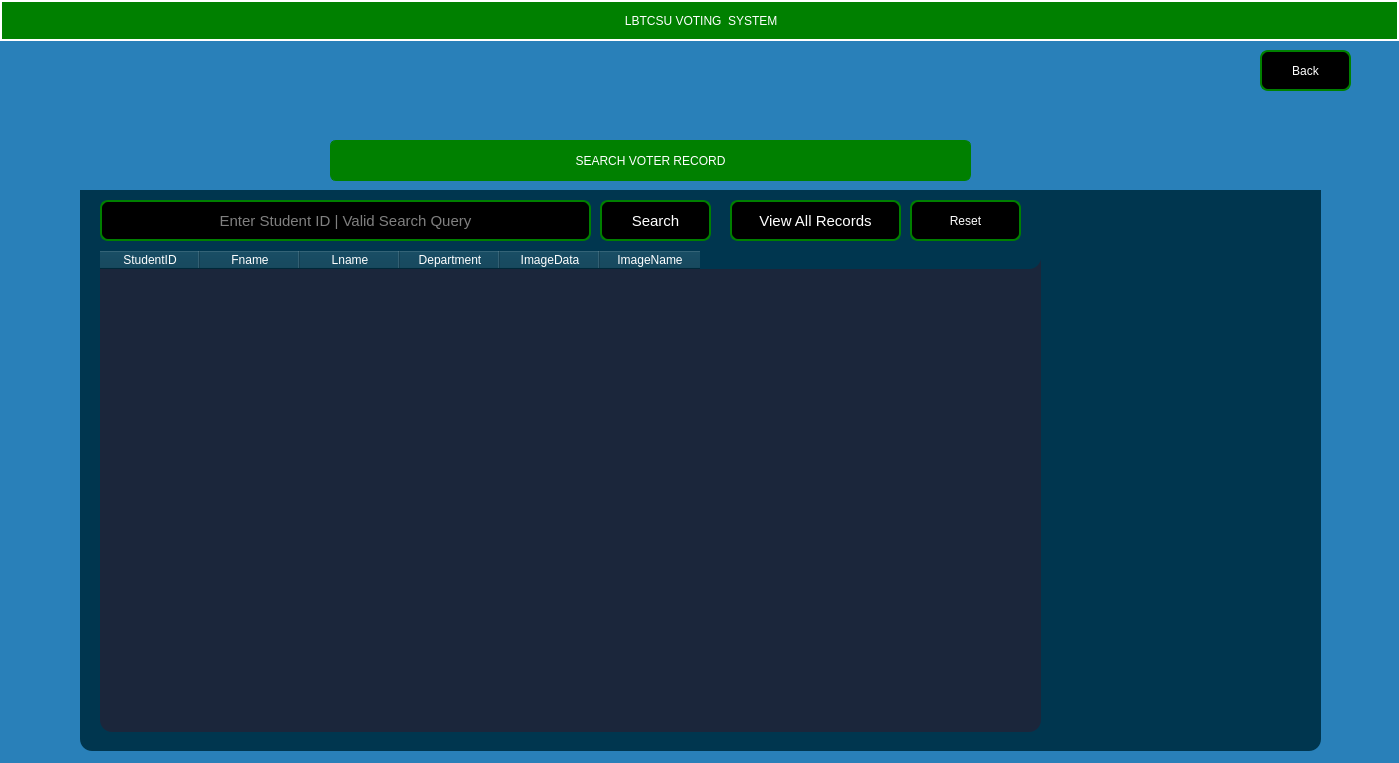
This is voterrecords.ui in Rabsoninnora/LBTCSU as Qt 5 draws it before an edit. The edited form follows.
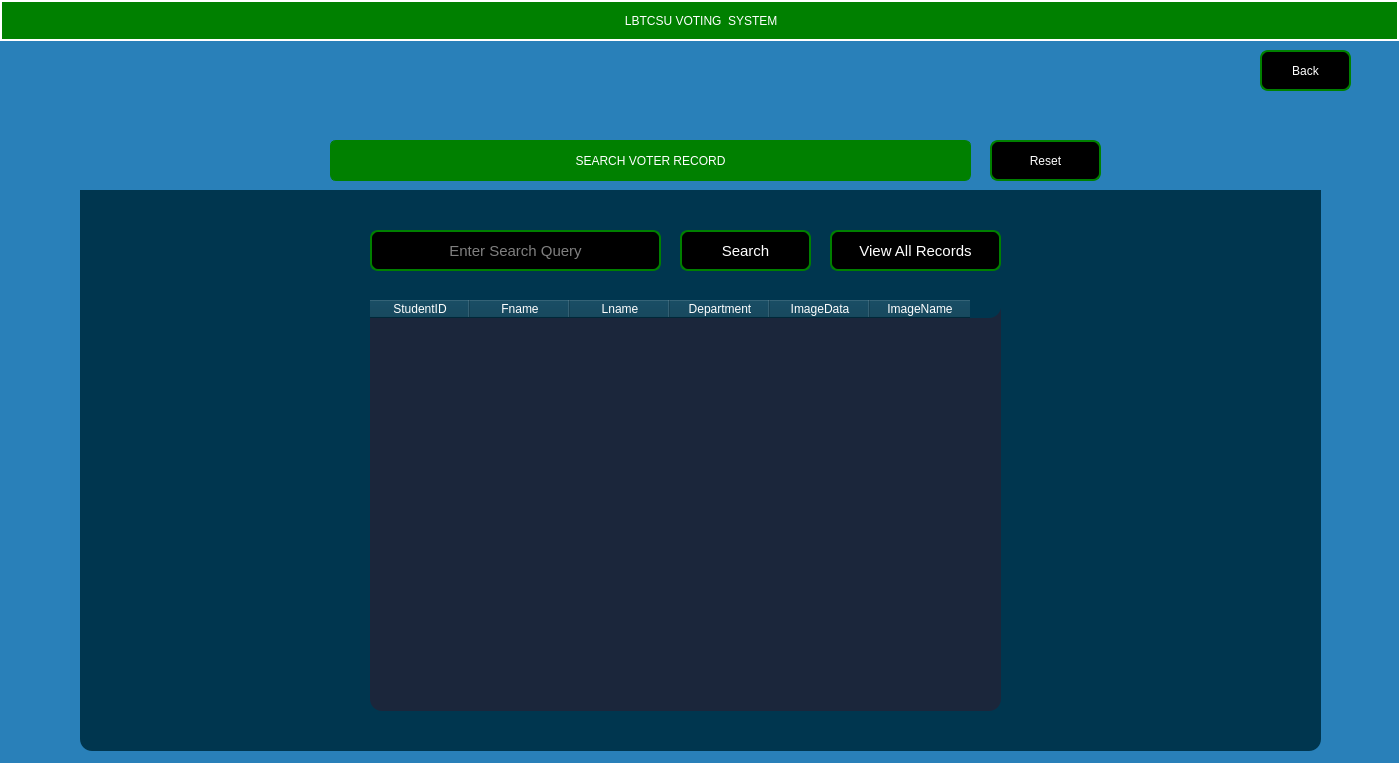
This is the edited form. Icons and pictures are not drawn.

```diff
--- a/voterrecords.ui
+++ b/voterrecords.ui
@@ -158,9 +158,9 @@
    <widget class="QPushButton" name="btn_search_voter">
     <property name="geometry">
      <rect>
-      <x>520</x>
-      <y>10</y>
-      <width>111</width>
+      <x>600</x>
+      <y>40</y>
+      <width>131</width>
       <height>41</height>
      </rect>
     </property>
@@ -196,9 +196,9 @@
    <widget class="QLineEdit" name="txt_Search_Voter">
     <property name="geometry">
      <rect>
-      <x>20</x>
-      <y>10</y>
-      <width>491</width>
+      <x>290</x>
+      <y>40</y>
+      <width>291</width>
       <height>41</height>
      </rect>
     </property>
@@ -228,14 +228,14 @@
      <set>Qt::AlignmentFlag::AlignCenter</set>
     </property>
     <property name="placeholderText">
-     <string>Enter Student ID | Valid Search Query</string>
+     <string>Enter Search Query</string>
     </property>
    </widget>
    <widget class="QPushButton" name="btn_voter_view">
     <property name="geometry">
      <rect>
-      <x>650</x>
-      <y>10</y>
+      <x>750</x>
+      <y>40</y>
       <width>171</width>
       <height>41</height>
      </rect>
@@ -269,44 +269,13 @@
      <bool>true</bool>
     </property>
    </widget>
-   <widget class="QPushButton" name="btn_Reset_Voter">
-    <property name="geometry">
-     <rect>
-      <x>830</x>
-      <y>10</y>
-      <width>111</width>
-      <height>41</height>
-     </rect>
-    </property>
-    <property name="styleSheet">
-     <string notr="true">   
-QPushButton{
-                    color: rgb(255, 255, 255);
-                    border:2px solid green;
-                    border-radius: 8px;
-                    padding: 0 8px;
-                    background-color: rgb(255, 267, 245);
-                    font: 500 11pt ;
-                   
-
-}
-
- </string>
-    </property>
-    <property name="text">
-     <string>Reset</string>
-    </property>
-    <property name="icon">
-     <iconset theme="QIcon::ThemeIcon::ViewRestore"/>
-    </property>
-   </widget>
    <widget class="QTableWidget" name="tableWidget_2">
     <property name="geometry">
      <rect>
-      <x>20</x>
-      <y>61</y>
-      <width>941</width>
-      <height>481</height>
+      <x>290</x>
+      <y>110</y>
+      <width>631</width>
+      <height>411</height>
      </rect>
     </property>
     <column>
@@ -341,6 +310,37 @@
     </column>
    </widget>
   </widget>
+  <widget class="QPushButton" name="btn_Reset_Voter">
+   <property name="geometry">
+    <rect>
+     <x>990</x>
+     <y>140</y>
+     <width>111</width>
+     <height>41</height>
+    </rect>
+   </property>
+   <property name="styleSheet">
+    <string notr="true">   
+QPushButton{
+                    color: rgb(255, 255, 255);
+                    border:2px solid green;
+                    border-radius: 8px;
+                    padding: 0 8px;
+                    background-color: rgb(255, 267, 245);
+                    font: 500 11pt ;
+                   
+
+}
+
+ </string>
+   </property>
+   <property name="text">
+    <string>Reset</string>
+   </property>
+   <property name="icon">
+    <iconset theme="QIcon::ThemeIcon::ViewRestore"/>
+   </property>
+  </widget>
  </widget>
  <resources/>
  <connections/>
```
Left out of the diff: 2 changed lines with no effect on the pictures.
